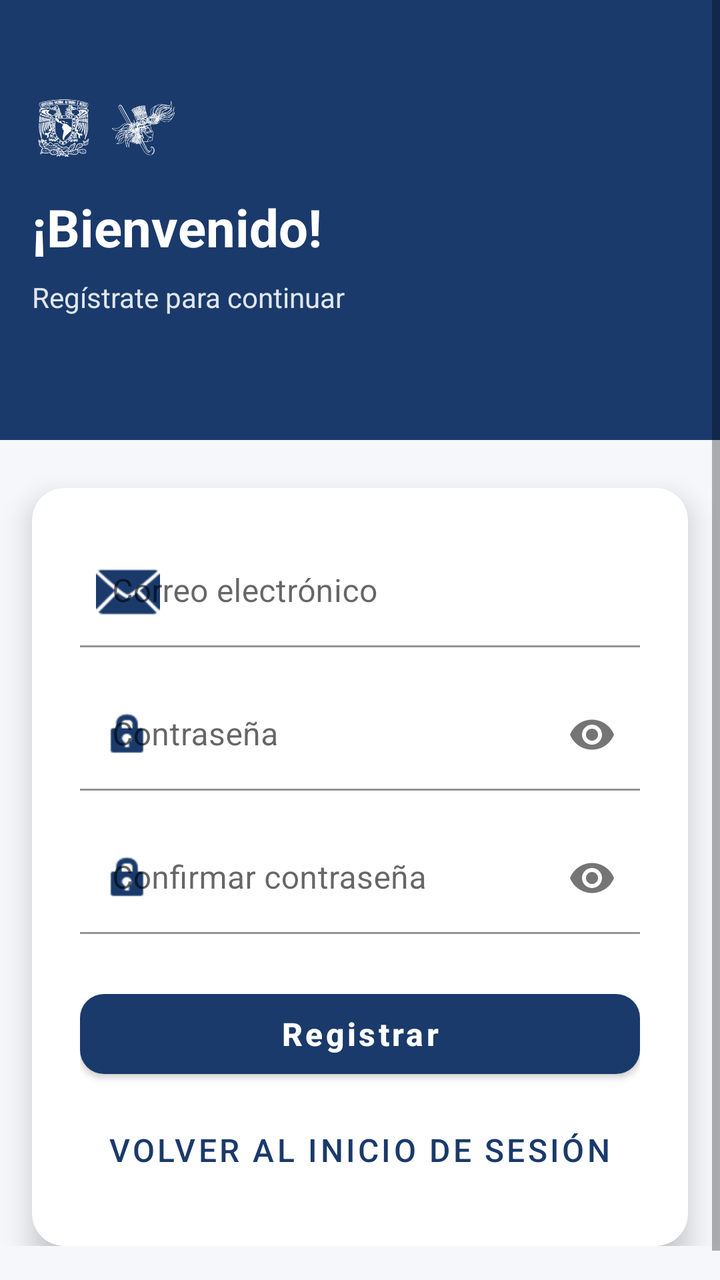
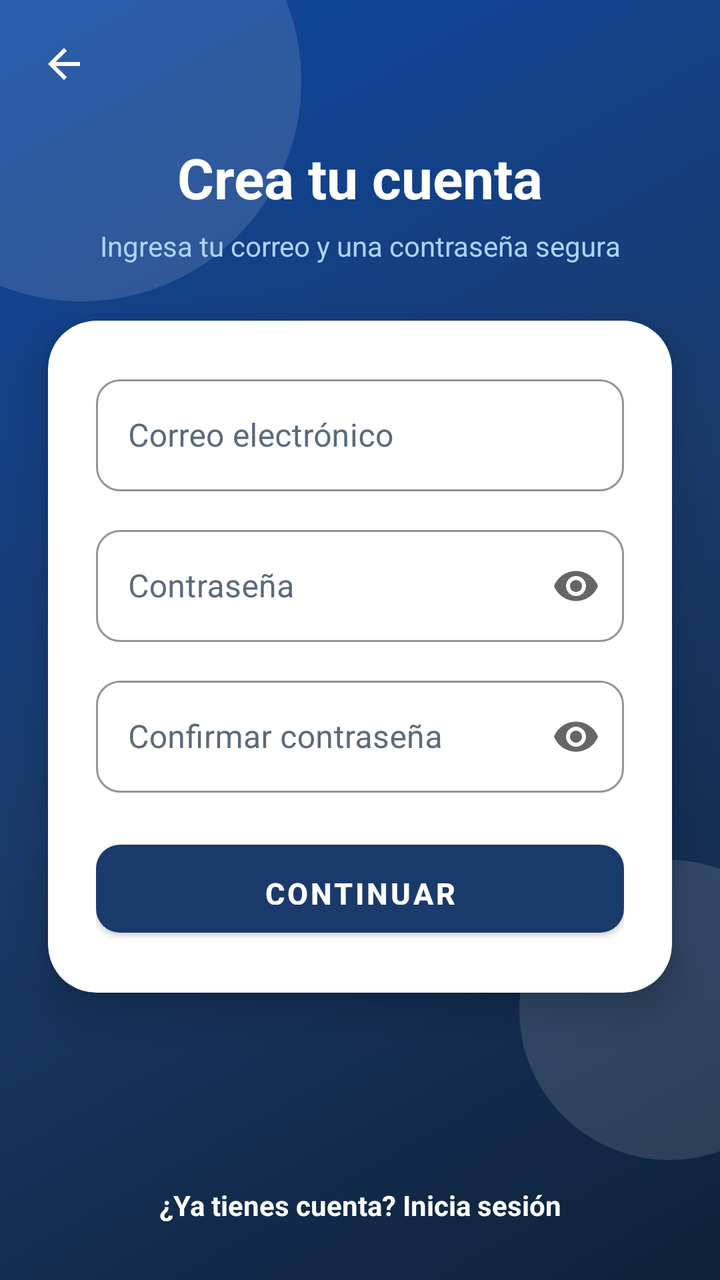

Before-and-after screenshots of an Android layout around one commit, followed by the original layout XML and the change that was made.
<!-- AndroidManifest.xml: application theme Theme.Shcedify -->
<!-- res/layout/fragment_register.xml -->
<?xml version="1.0" encoding="utf-8"?>
<ScrollView xmlns:android="http://schemas.android.com/apk/res/android"
    xmlns:app="http://schemas.android.com/apk/res-auto"
    android:layout_width="match_parent"
    android:layout_height="match_parent"
    android:background="@color/background"
    android:fillViewport="true">

    <androidx.constraintlayout.widget.ConstraintLayout
        android:layout_width="match_parent"
        android:layout_height="wrap_content"
        android:paddingBottom="32dp">

        
        <View
            android:id="@+id/header_bg"
            android:layout_width="0dp"
            android:layout_height="220dp"
            android:background="@color/primary"
            app:layout_constraintEnd_toEndOf="parent"
            app:layout_constraintStart_toStartOf="parent"
            app:layout_constraintTop_toTopOf="parent" />

        
        <ImageView
            android:id="@+id/iv_logo_unam"
            android:layout_width="32dp"
            android:layout_height="32dp"
            android:layout_marginStart="16dp"
            android:layout_marginTop="48dp"
            android:src="@drawable/logos_blanco_unam"
            android:scaleType="fitCenter"
            android:adjustViewBounds="true"
            android:contentDescription="@string/logo_unam_desc"
            app:layout_constraintStart_toStartOf="parent"
            app:layout_constraintTop_toTopOf="parent" />

        
        <ImageView
            android:id="@+id/iv_logo_fca"
            android:layout_width="32dp"
            android:layout_height="32dp"
            android:layout_marginStart="8dp"
            android:layout_marginTop="48dp"
            android:src="@drawable/logos_blanco_fca"
            android:scaleType="fitCenter"
            android:adjustViewBounds="true"
            android:contentDescription="@string/logo_fca_desc"
            app:layout_constraintStart_toEndOf="@id/iv_logo_unam"
            app:layout_constraintTop_toTopOf="parent" />

        
        <TextView
            android:id="@+id/tv_welcome"
            android:layout_width="0dp"
            android:layout_height="wrap_content"
            android:layout_marginStart="16dp"
            android:layout_marginTop="16dp"
            android:layout_marginEnd="16dp"
            android:text="@string/register_welcome"
            android:textColor="@color/on_primary"
            android:textSize="26sp"
            android:textStyle="bold"
            app:layout_constraintStart_toStartOf="parent"
            app:layout_constraintTop_toBottomOf="@id/iv_logo_unam" />

        
        <TextView
            android:id="@+id/tv_subtitle"
            android:layout_width="0dp"
            android:layout_height="wrap_content"
            android:layout_marginStart="16dp"
            android:layout_marginTop="8dp"
            android:layout_marginEnd="16dp"
            android:text="@string/register_subtitle"
            android:textColor="@color/divider"
            android:textSize="14sp"
            app:layout_constraintStart_toStartOf="parent"
            app:layout_constraintTop_toBottomOf="@id/tv_welcome" />

        
        <com.google.android.material.card.MaterialCardView
            android:id="@+id/card_form"
            android:layout_width="0dp"
            android:layout_height="wrap_content"
            android:layout_marginStart="16dp"
            android:layout_marginTop="24dp"
            android:layout_marginEnd="16dp"
            app:cardCornerRadius="16dp"
            app:cardElevation="8dp"
            app:cardBackgroundColor="@color/surface"
            app:layout_constraintEnd_toEndOf="parent"
            app:layout_constraintStart_toStartOf="parent"
            app:layout_constraintTop_toBottomOf="@id/header_bg">

            <LinearLayout
                android:layout_width="match_parent"
                android:layout_height="wrap_content"
                android:orientation="vertical"
                android:padding="24dp">

                
                <com.google.android.material.textfield.TextInputLayout
                    android:id="@+id/til_email"
                    style="@style/MainTextInput"
                    android:layout_width="match_parent"
                    android:layout_height="wrap_content"
                    android:hint="@string/hint_email"
                    app:startIconDrawable="@android:drawable/ic_dialog_email"
                    app:startIconTint="@color/primary"
                    app:boxStrokeColor="@color/primary"
                    app:hintTextColor="@color/primary">

                    <com.google.android.material.textfield.TextInputEditText
                        android:id="@+id/et_email"
                        android:layout_width="match_parent"
                        android:layout_height="wrap_content"
                        android:inputType="textEmailAddress"
                        android:imeOptions="actionNext" />

                </com.google.android.material.textfield.TextInputLayout>

                
                <com.google.android.material.textfield.TextInputLayout
                    android:id="@+id/til_password"
                    style="@style/MainTextInput"
                    android:layout_width="match_parent"
                    android:layout_height="wrap_content"
                    android:layout_marginTop="16dp"
                    android:hint="@string/hint_password"
                    app:startIconDrawable="@android:drawable/ic_lock_idle_lock"
                    app:startIconTint="@color/primary"
                    app:boxStrokeColor="@color/primary"
                    app:hintTextColor="@color/primary"
                    app:endIconMode="password_toggle">

                    <com.google.android.material.textfield.TextInputEditText
                        android:id="@+id/et_password"
                        android:layout_width="match_parent"
                        android:layout_height="wrap_content"
                        android:inputType="textPassword"
                        android:imeOptions="actionDone" />

                </com.google.android.material.textfield.TextInputLayout>

                
                <com.google.android.material.textfield.TextInputLayout
                    android:id="@+id/til_confirm_password"
                    style="@style/MainTextInput"
                    android:layout_width="match_parent"
                    android:layout_height="wrap_content"
                    android:layout_marginTop="16dp"
                    android:hint="@string/hint_confirm_password"
                    app:startIconDrawable="@android:drawable/ic_lock_idle_lock"
                    app:startIconTint="@color/primary"
                    app:boxStrokeColor="@color/primary"
                    app:hintTextColor="@color/primary"
                    app:endIconMode="password_toggle">

                    <com.google.android.material.textfield.TextInputEditText
                        android:id="@+id/et_confirm_password"
                        android:layout_width="match_parent"
                        android:layout_height="wrap_content"
                        android:inputType="textPassword"
                        android:imeOptions="actionDone" />

                </com.google.android.material.textfield.TextInputLayout>

                
                <com.google.android.material.button.MaterialButton
                    android:id="@+id/btn_register"
                    style="@style/MainButton"
                    android:layout_width="match_parent"
                    android:layout_height="52dp"
                    android:layout_marginTop="24dp"
                    android:text="@string/btn_register_action" />

                
                <com.google.android.material.button.MaterialButton
                    android:id="@+id/btn_back"
                    style="@style/Widget.MaterialComponents.Button.TextButton"
                    android:layout_width="wrap_content"
                    android:layout_height="wrap_content"
                    android:layout_gravity="center"
                    android:layout_marginTop="8dp"
                    android:textColor="@color/primary"
                    android:textSize="16sp"
                    android:minHeight="48dp"
                    android:backgroundTint="@android:color/transparent"
                    android:text="@string/btn_back_login" />

            </LinearLayout>
        </com.google.android.material.card.MaterialCardView>

    </androidx.constraintlayout.widget.ConstraintLayout>
</ScrollView>
<!-- resources referenced by this layout -->
<resources>
  <color name="background">#F5F7FA</color>
  <color name="divider">#E0E6ED</color>
  <color name="on_primary">#FFFFFF</color>
  <color name="primary">#1A3A6B</color>
  <color name="surface">#FFFFFF</color>
  <!-- drawable logos_blanco_fca: png bitmap (drawable, 27612 bytes) -->
  <!-- drawable logos_blanco_unam: png bitmap (drawable, 50889 bytes) -->
  <string name="btn_back_login">Volver al inicio de sesión</string>
  <string name="btn_register_action">Registrar</string>
  <string name="hint_confirm_password">Confirmar contraseña</string>
  <string name="hint_email">Correo electrónico</string>
  <string name="hint_password">Contraseña</string>
  <string name="logo_fca_desc">Logo FCA</string>
  <string name="logo_unam_desc">Logo UNAM</string>
  <string name="register_subtitle">Regístrate para continuar</string>
  <string name="register_welcome">¡Bienvenido!</string>
  <style name="MainButton" parent="Widget.MaterialComponents.Button">
          <item name="android:textAllCaps">false</item>
          <item name="cornerRadius">12dp</item>
          <item name="backgroundTint">@color/button_background</item>
          <item name="android:textColor">@color/button_text</item>
          <item name="android:textSize">16sp</item>
          <item name="android:textStyle">bold</item>
      </style>
  <style name="MainTextInput" parent="Widget.MaterialComponents.TextInputLayout.FilledBox">
          <item name="boxBackgroundColor">#FFFFFF</item>
          <item name="hintTextColor">#000000</item>
      </style>
  <style name="Theme.Shcedify" parent="Theme.MaterialComponents.DayNight.NoActionBar">
          <item name="colorPrimary">@color/primary</item>
          <item name="colorPrimaryVariant">@color/primary_variant</item>
          <item name="colorSecondary">@color/secondary</item>
          <item name="colorOnPrimary">@color/on_primary</item>
          <item name="colorOnSecondary">@color/on_secondary</item>
          <item name="android:colorBackground">@color/background</item>
          <item name="colorSurface">@color/surface</item>
          <item name="colorError">@color/error</item>
          <item name="textInputStyle">@style/Widget.MaterialComponents.TextInputLayout.OutlinedBox</item>
      </style>
  <color name="primary_variant">#0D2547</color>
  <color name="secondary">#2E6DB4</color>
  <color name="on_secondary">#FFFFFF</color>
  <color name="error">#B00020</color>
</resources>

<!-- the commit's change to res/layout/fragment_register.xml (unified diff, before → after) -->
@@ -1,196 +1,155 @@
 <?xml version="1.0" encoding="utf-8"?>
-<ScrollView xmlns:android="http://schemas.android.com/apk/res/android"
+<androidx.constraintlayout.widget.ConstraintLayout
+    xmlns:android="http://schemas.android.com/apk/res/android"
     xmlns:app="http://schemas.android.com/apk/res-auto"
     android:layout_width="match_parent"
     android:layout_height="match_parent"
-    android:background="@color/background"
-    android:fillViewport="true">
+    android:background="@drawable/bg_gradient_blue">
 
-    <androidx.constraintlayout.widget.ConstraintLayout
-        android:layout_width="match_parent"
+    <View
+        android:layout_width="220dp"
+        android:layout_height="220dp"
+        android:background="@drawable/bg_circle_white_soft"
+        android:layout_marginTop="-70dp"
+        android:layout_marginStart="-70dp"
+        app:layout_constraintStart_toStartOf="parent"
+        app:layout_constraintTop_toTopOf="parent"/>
+
+    <View
+        android:layout_width="150dp"
+        android:layout_height="150dp"
+        android:background="@drawable/bg_circle_white_soft"
+        android:layout_marginBottom="60dp"
+        android:layout_marginEnd="-50dp"
+        app:layout_constraintBottom_toBottomOf="parent"
+        app:layout_constraintEnd_toEndOf="parent"/>
+
+    <ImageView
+        android:id="@+id/btnBack"
+        android:layout_width="40dp"
+        android:layout_height="40dp"
+        android:layout_marginStart="12dp"
+        android:layout_marginTop="12dp"
+        android:padding="8dp"
+        android:src="@drawable/ic_arrow_back"
+        android:background="?attr/selectableItemBackgroundBorderless"
+        android:contentDescription="Atrás"
+        app:layout_constraintStart_toStartOf="parent"
+        app:layout_constraintTop_toTopOf="parent"/>
+
+    <TextView
+        android:id="@+id/tvTitle"
+        android:layout_width="wrap_content"
         android:layout_height="wrap_content"
-        android:paddingBottom="32dp">
+        android:layout_marginTop="70dp"
+        android:text="Crea tu cuenta"
+        android:textColor="@android:color/white"
+        android:textSize="28sp"
+        android:textStyle="bold"
+        app:layout_constraintEnd_toEndOf="parent"
+        app:layout_constraintStart_toStartOf="parent"
+        app:layout_constraintTop_toTopOf="parent"/>
 
-        
-        <View
-            android:id="@+id/header_bg"
-            android:layout_width="0dp"
-            android:layout_height="220dp"
-            android:background="@color/primary"
-            app:layout_constraintEnd_toEndOf="parent"
-            app:layout_constraintStart_toStartOf="parent"
-            app:layout_constraintTop_toTopOf="parent" />
+    <TextView
+        android:id="@+id/tvSubtitle"
+        android:layout_width="0dp"
+        android:layout_height="wrap_content"
+        android:layout_marginHorizontal="40dp"
+        android:layout_marginTop="6dp"
+        android:gravity="center"
+        android:text="Ingresa tu correo y una contraseña segura"
+        android:textColor="#B0D4FF"
+        android:textSize="14sp"
+        app:layout_constraintEnd_toEndOf="parent"
+        app:layout_constraintStart_toStartOf="parent"
+        app:layout_constraintTop_toBottomOf="@id/tvTitle"/>
 
-        
-        <ImageView
-            android:id="@+id/iv_logo_unam"
-            android:layout_width="32dp"
-            android:layout_height="32dp"
-            android:layout_marginStart="16dp"
-            android:layout_marginTop="48dp"
-            android:src="@drawable/logos_blanco_unam"
-            android:scaleType="fitCenter"
-            android:adjustViewBounds="true"
-            android:contentDescription="@string/logo_unam_desc"
-            app:layout_constraintStart_toStartOf="parent"
-            app:layout_constraintTop_toTopOf="parent" />
+    <com.google.android.material.card.MaterialCardView
+        android:id="@+id/formCard"
+        android:layout_width="0dp"
+        android:layout_height="wrap_content"
+        android:layout_marginHorizontal="24dp"
+        android:layout_marginTop="28dp"
+        app:cardCornerRadius="24dp"
+        app:cardElevation="12dp"
+        app:cardBackgroundColor="#FFFFFF"
+        app:layout_constraintEnd_toEndOf="parent"
+        app:layout_constraintStart_toStartOf="parent"
+        app:layout_constraintTop_toBottomOf="@id/tvSubtitle">
 
-        
-        <ImageView
-            android:id="@+id/iv_logo_fca"
-            android:layout_width="32dp"
-            android:layout_height="32dp"
-            android:layout_marginStart="8dp"
-            android:layout_marginTop="48dp"
-            android:src="@drawable/logos_blanco_fca"
-            android:scaleType="fitCenter"
-            android:adjustViewBounds="true"
-            android:contentDescription="@string/logo_fca_desc"
-            app:layout_constraintStart_toEndOf="@id/iv_logo_unam"
-            app:layout_constraintTop_toTopOf="parent" />
+        <LinearLayout
+            android:layout_width="match_parent"
+            android:layout_height="wrap_content"
+            android:orientation="vertical"
+            android:padding="24dp">
 
-        
-        <TextView
-            android:id="@+id/tv_welcome"
-            android:layout_width="0dp"
-            android:layout_height="wrap_content"
-            android:layout_marginStart="16dp"
-            android:layout_marginTop="16dp"
-            android:layout_marginEnd="16dp"
-            android:text="@string/register_welcome"
-            android:textColor="@color/on_primary"
-            android:textSize="26sp"
-            android:textStyle="bold"
-            app:layout_constraintStart_toStartOf="parent"
-            app:layout_constraintTop_toBottomOf="@id/iv_logo_unam" />
-
-        
-        <TextView
-            android:id="@+id/tv_subtitle"
-            android:layout_width="0dp"
-            android:layout_height="wrap_content"
-            android:layout_marginStart="16dp"
-            android:layout_marginTop="8dp"
-            android:layout_marginEnd="16dp"
-            android:text="@string/register_subtitle"
-            android:textColor="@color/divider"
-            android:textSize="14sp"
-            app:layout_constraintStart_toStartOf="parent"
-            app:layout_constraintTop_toBottomOf="@id/tv_welcome" />
-
-        
-        <com.google.android.material.card.MaterialCardView
-            android:id="@+id/card_form"
-            android:layout_width="0dp"
-            android:layout_height="wrap_content"
-            android:layout_marginStart="16dp"
-            android:layout_marginTop="24dp"
-            android:layout_marginEnd="16dp"
-            app:cardCornerRadius="16dp"
-            app:cardElevation="8dp"
-            app:cardBackgroundColor="@color/surface"
-            app:layout_constraintEnd_toEndOf="parent"
-            app:layout_constraintStart_toStartOf="parent"
-            app:layout_constraintTop_toBottomOf="@id/header_bg">
-
-            <LinearLayout
+            <com.google.android.material.textfield.TextInputLayout
+                android:id="@+id/tilEmail"
+                style="@style/SchedifyTextInput"
                 android:layout_width="match_parent"
                 android:layout_height="wrap_content"
-                android:orientation="vertical"
-                android:padding="24dp">
+                android:hint="Correo electrónico">
+                <com.google.android.material.textfield.TextInputEditText
+                    android:id="@+id/etEmail"
+                    android:layout_width="match_parent"
+                    android:layout_height="56dp"
+                    android:inputType="textEmailAddress"
+                    android:textColor="@color/on_surface"/>
+            </com.google.android.material.textfield.TextInputLayout>
 
-                
-                <com.google.android.material.textfield.TextInputLayout
-                    android:id="@+id/til_email"
-                    style="@style/MainTextInput"
+            <com.google.android.material.textfield.TextInputLayout
+                android:id="@+id/tilPassword"
+                style="@style/SchedifyTextInput"
+                android:layout_width="match_parent"
+                android:layout_height="wrap_content"
+                android:layout_marginTop="14dp"
+                android:hint="Contraseña"
+                app:endIconMode="password_toggle">
+                <com.google.android.material.textfield.TextInputEditText
+                    android:id="@+id/etPassword"
                     android:layout_width="match_parent"
-                    android:layout_height="wrap_content"
-                    android:hint="@string/hint_email"
-                    app:startIconDrawable="@android:drawable/ic_dialog_email"
-                    app:startIconTint="@color/primary"
-                    app:boxStrokeColor="@color/primary"
-                    app:hintTextColor="@color/primary">
+                    android:layout_height="56dp"
+                    android:inputType="textPassword"
+                    android:textColor="@color/on_surface"/>
+            </com.google.android.material.textfield.TextInputLayout>
 
-                    <com.google.android.material.textfield.TextInputEditText
-                        android:id="@+id/et_email"
-                        android:layout_width="match_parent"
-                        android:layout_height="wrap_content"
-                        android:inputType="textEmailAddress"
-                        android:imeOptions="actionNext" />
+            <com.google.android.material.textfield.TextInputLayout
+                android:id="@+id/tilConfirmPassword"
+                style="@style/SchedifyTextInput"
+                android:layout_width="match_parent"
+                android:layout_height="wrap_content"
+                android:layout_marginTop="14dp"
+                android:hint="Confirmar contraseña"
+                app:endIconMode="password_toggle">
+                <com.google.android.material.textfield.TextInputEditText
+                    android:id="@+id/etConfirmPassword"
+                    android:layout_width="match_parent"
+                    android:layout_height="56dp"
+                    android:inputType="textPassword"
+                    android:textColor="@color/on_surface"/>
+            </com.google.android.material.textfield.TextInputLayout>
 
-                </com.google.android.material.textfield.TextInputLayout>
+            <com.google.android.material.button.MaterialButton
+                android:id="@+id/btnRegister"
+                style="@style/SchedifyButton"
+                android:layout_width="match_parent"
+                android:layout_height="56dp"
+                android:layout_marginTop="20dp"
+                android:text="Continuar"/>
+        </LinearLayout>
+    </com.google.android.material.card.MaterialCardView>
 
-                
-                <com.google.android.material.textfield.TextInputLayout
-                    android:id="@+id/til_password"
-                    style="@style/MainTextInput"
-                    android:layout_width="match_parent"
-                    android:layout_height="wrap_content"
-                    android:layout_marginTop="16dp"
-                    android:hint="@string/hint_password"
-                    app:startIconDrawable="@android:drawable/ic_lock_idle_lock"
-                    app:startIconTint="@color/primary"
-                    app:boxStrokeColor="@color/primary"
-                    app:hintTextColor="@color/primary"
-                    app:endIconMode="password_toggle">
+    <TextView
+        android:id="@+id/tvGoToLogin"
+        android:layout_width="wrap_content"
+        android:layout_height="wrap_content"
+        android:layout_marginBottom="28dp"
+        android:text="¿Ya tienes cuenta? Inicia sesión"
+        android:textColor="@android:color/white"
+        android:textSize="14sp"
+        android:textStyle="bold"
+        app:layout_constraintBottom_toBottomOf="parent"
+        app:layout_constraintEnd_toEndOf="parent"
+        app:layout_constraintStart_toStartOf="parent"/>
 
-                    <com.google.android.material.textfield.TextInputEditText
-                        android:id="@+id/et_password"
-                        android:layout_width="match_parent"
-                        android:layout_height="wrap_content"
-                        android:inputType="textPassword"
-                        android:imeOptions="actionDone" />
-
-                </com.google.android.material.textfield.TextInputLayout>
-
-                
-                <com.google.android.material.textfield.TextInputLayout
-                    android:id="@+id/til_confirm_password"
-                    style="@style/MainTextInput"
-                    android:layout_width="match_parent"
-                    android:layout_height="wrap_content"
-                    android:layout_marginTop="16dp"
-                    android:hint="@string/hint_confirm_password"
-                    app:startIconDrawable="@android:drawable/ic_lock_idle_lock"
-                    app:startIconTint="@color/primary"
-                    app:boxStrokeColor="@color/primary"
-                    app:hintTextColor="@color/primary"
-                    app:endIconMode="password_toggle">
-
-                    <com.google.android.material.textfield.TextInputEditText
-                        android:id="@+id/et_confirm_password"
-                        android:layout_width="match_parent"
-                        android:layout_height="wrap_content"
-                        android:inputType="textPassword"
-                        android:imeOptions="actionDone" />
-
-                </com.google.android.material.textfield.TextInputLayout>
-
-                
-                <com.google.android.material.button.MaterialButton
-                    android:id="@+id/btn_register"
-                    style="@style/MainButton"
-                    android:layout_width="match_parent"
-                    android:layout_height="52dp"
-                    android:layout_marginTop="24dp"
-                    android:text="@string/btn_register_action" />
-
-                
-                <com.google.android.material.button.MaterialButton
-                    android:id="@+id/btn_back"
-                    style="@style/Widget.MaterialComponents.Button.TextButton"
-                    android:layout_width="wrap_content"
-                    android:layout_height="wrap_content"
-                    android:layout_gravity="center"
-                    android:layout_marginTop="8dp"
-                    android:textColor="@color/primary"
-                    android:textSize="16sp"
-                    android:minHeight="48dp"
-                    android:backgroundTint="@android:color/transparent"
-                    android:text="@string/btn_back_login" />
-
-            </LinearLayout>
-        </com.google.android.material.card.MaterialCardView>
-
-    </androidx.constraintlayout.widget.ConstraintLayout>
-</ScrollView>
+</androidx.constraintlayout.widget.ConstraintLayout>
<!-- resource entries referenced after the edit -->
@@ -1,33 +1,55 @@
 <!-- resources referenced by this layout -->
 <resources>
+  <color name="on_surface">#1A1A2E</color>
+  <!-- drawable bg_circle_white_soft (drawable) -->
+  <?xml version="1.0" encoding="utf-8"?>
+  <shape xmlns:android="http://schemas.android.com/apk/res/android"
+      android:shape="oval">
+      <solid android:color="#1FFFFFFF"/>
+  </shape>
+  <!-- drawable bg_gradient_blue (drawable) -->
+  <?xml version="1.0" encoding="utf-8"?>
+  <shape xmlns:android="http://schemas.android.com/apk/res/android"
+      android:shape="rectangle">
+      <gradient
+          android:type="linear"
+          android:angle="135"
+          android:startColor="#0D2137"
+          android:centerColor="#1A3A6B"
+          android:endColor="#0D47A1"/>
+  </shape>
+  <!-- drawable ic_arrow_back (drawable) -->
+  <?xml version="1.0" encoding="utf-8"?>
+  <vector xmlns:android="http://schemas.android.com/apk/res/android"
+      android:width="24dp" android:height="24dp"
+      android:viewportWidth="24" android:viewportHeight="24">
+      <path android:fillColor="#FFFFFF"
+          android:pathData="M20,11H7.83l5.59,-5.59L12,4l-8,8 8,8 1.41,-1.41L7.83,13H20v-2z"/>
+  </vector>
+  <style name="SchedifyButton" parent="Widget.MaterialComponents.Button">
+          <item name="backgroundTint">@color/primary</item>
+          <item name="android:textColor">@color/on_primary</item>
+          <item name="android:textSize">15sp</item>
+          <item name="android:textStyle">bold</item>
+          <item name="cornerRadius">12dp</item>
+          <item name="android:paddingTop">14dp</item>
+          <item name="android:paddingBottom">14dp</item>
+      </style>
+  <style name="SchedifyTextInput" parent="Widget.MaterialComponents.TextInputLayout.OutlinedBox">
+          <item name="boxStrokeColor">@color/primary</item>
+          <item name="boxBackgroundColor">#FFFFFF</item>
+          <item name="hintTextColor">@color/text_secondary</item>
+          <item name="android:textColorHint">@color/text_secondary</item>
+          <item name="boxCornerRadiusTopStart">12dp</item>
+          <item name="boxCornerRadiusTopEnd">12dp</item>
+          <item name="boxCornerRadiusBottomStart">12dp</item>
+          <item name="boxCornerRadiusBottomEnd">12dp</item>
+      </style>
   <color name="background">#F5F7FA</color>
-  <color name="divider">#E0E6ED</color>
   <color name="on_primary">#FFFFFF</color>
+  <color name="text_secondary">#5A6A7A</color>
   <color name="primary">#1A3A6B</color>
   <color name="surface">#FFFFFF</color>
-  <!-- drawable logos_blanco_fca: png bitmap (drawable, 27612 bytes) -->
-  <!-- drawable logos_blanco_unam: png bitmap (drawable, 50889 bytes) -->
-  <string name="btn_back_login">Volver al inicio de sesión</string>
-  <string name="btn_register_action">Registrar</string>
-  <string name="hint_confirm_password">Confirmar contraseña</string>
-  <string name="hint_email">Correo electrónico</string>
-  <string name="hint_password">Contraseña</string>
-  <string name="logo_fca_desc">Logo FCA</string>
-  <string name="logo_unam_desc">Logo UNAM</string>
-  <string name="register_subtitle">Regístrate para continuar</string>
-  <string name="register_welcome">¡Bienvenido!</string>
-  <style name="MainButton" parent="Widget.MaterialComponents.Button">
-          <item name="android:textAllCaps">false</item>
-          <item name="cornerRadius">12dp</item>
-          <item name="backgroundTint">@color/button_background</item>
-          <item name="android:textColor">@color/button_text</item>
-          <item name="android:textSize">16sp</item>
-          <item name="android:textStyle">bold</item>
-      </style>
-  <style name="MainTextInput" parent="Widget.MaterialComponents.TextInputLayout.FilledBox">
-          <item name="boxBackgroundColor">#FFFFFF</item>
-          <item name="hintTextColor">#000000</item>
-      </style>
   <style name="Theme.Shcedify" parent="Theme.MaterialComponents.DayNight.NoActionBar">
           <item name="colorPrimary">@color/primary</item>
           <item name="colorPrimaryVariant">@color/primary_variant</item>
